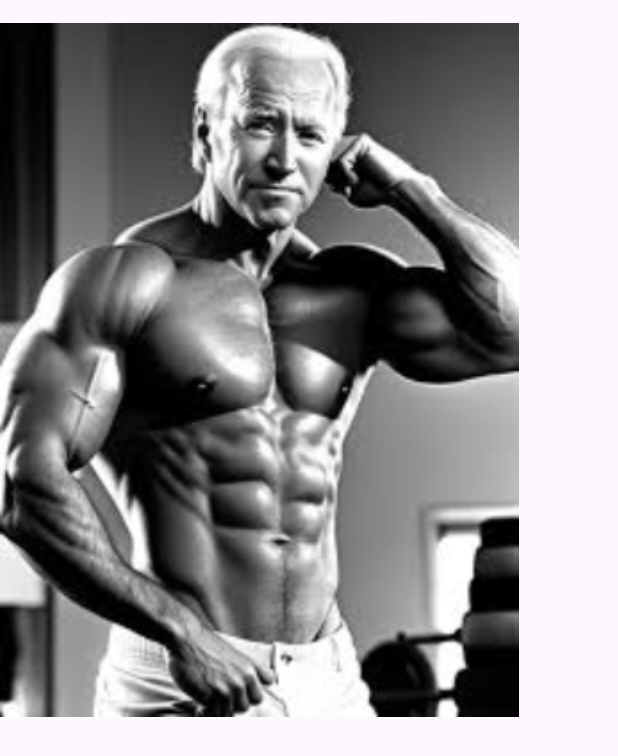
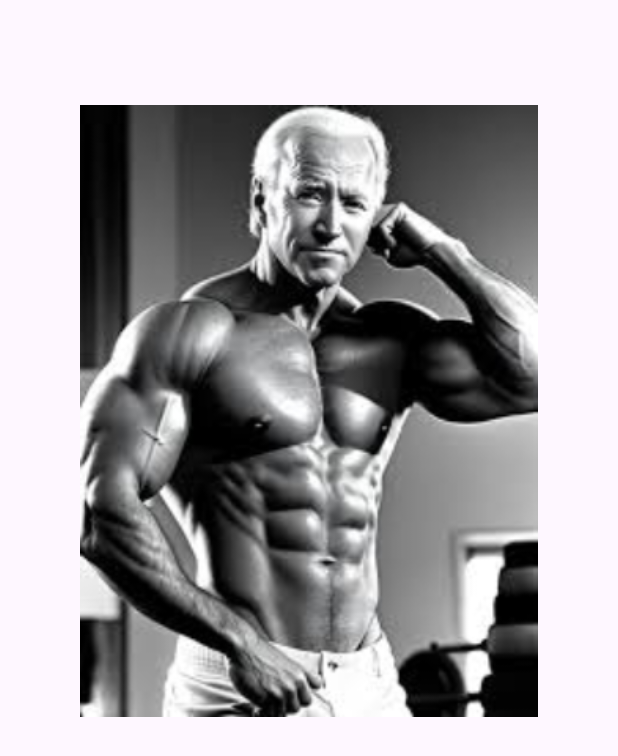
Before and after one commit to acostaldi/GymQuest, an Android app: the layout activity_main.xml on its own in the app's theme, with its tools: preview values and no code run, on a phone screen of 412 x 824 dp. Shown: the top 756 px of the screen. Run offline under Robolectric (Android 15) with nearby library versions, the light colour scheme and no system bars.

Commit message:
Added Character Screen

```diff
--- a/app/src/main/java/com/example/GymQuest/View/MainActivity.kt
+++ b/app/src/main/java/com/example/GymQuest/View/MainActivity.kt
@@ -7,12 +7,20 @@ import androidx.activity.enableEdgeToEdge
 import androidx.appcompat.app.AppCompatActivity
 import androidx.core.view.ViewCompat
 import androidx.core.view.WindowInsetsCompat
+import androidx.recyclerview.widget.LinearLayoutManager
+import androidx.recyclerview.widget.RecyclerView
 import com.example.GymQuest.R
 
 class MainActivity : AppCompatActivity() {
+    private lateinit var recyclerView: RecyclerView
     override fun onCreate(savedInstanceState: Bundle?) {
         super.onCreate(savedInstanceState)
         enableEdgeToEdge()
         setContentView(R.layout.activity_main)
+
+//        recyclerView = findViewById(R.id.recyclerview)
+//        recyclerView.layoutManager = LinearLayoutManager(this)
+//        adapter = PlayerAdapter(emptyList())
+//        recyclerView.adapter = adapter
     }
 }
--- a/app/src/main/res/layout/activity_main.xml
+++ b/app/src/main/res/layout/activity_main.xml
@@ -8,9 +8,36 @@
 
     <ImageView
         android:id="@+id/imageView2"
-        android:layout_width="346dp"
-        android:layout_height="493dp"
-        app:srcCompat="@drawable/test"
-        tools:layout_editor_absoluteX="32dp"
-        tools:layout_editor_absoluteY="63dp" />
+        android:layout_width="305dp"
+        android:layout_height="484dp"
+        android:layout_marginTop="32dp"
+        app:layout_constraintEnd_toEndOf="parent"
+        app:layout_constraintStart_toStartOf="parent"
+        app:layout_constraintTop_toTopOf="parent"
+        app:srcCompat="@drawable/test" />
+
+    <ScrollView
+        android:layout_width="0dp"
+        android:layout_height="0dp"
+        app:layout_constraintBottom_toBottomOf="parent"
+        app:layout_constraintEnd_toEndOf="parent"
+        app:layout_constraintStart_toStartOf="parent"
+        app:layout_constraintTop_toBottomOf="@+id/imageView2">
+
+        <LinearLayout
+            android:layout_width="match_parent"
+            android:layout_height="wrap_content"
+            android:orientation="vertical" />
+
+<!--        <androidx.recyclerview.widget.RecyclerView-->
+<!--            android:id="@+id/recyclerview"-->
+<!--            android:layout_width="match_parent"-->
+<!--            android:layout_height="match_parent"-->
+<!--            android:padding="16dp"-->
+<!--            app:layout_constraintBottom_toBottomOf="parent"-->
+<!--            app:layout_constraintLeft_toLeftOf="parent"-->
+<!--            app:layout_constraintRight_toRightOf="parent"-->
+<!--            app:layout_constraintTop_toBottomOf="@+id/composeView"-->
+<!--            tools:listitem="@layout/recyclerview_quests" />-->
+    </ScrollView>
 </androidx.constraintlayout.widget.ConstraintLayout>
```
